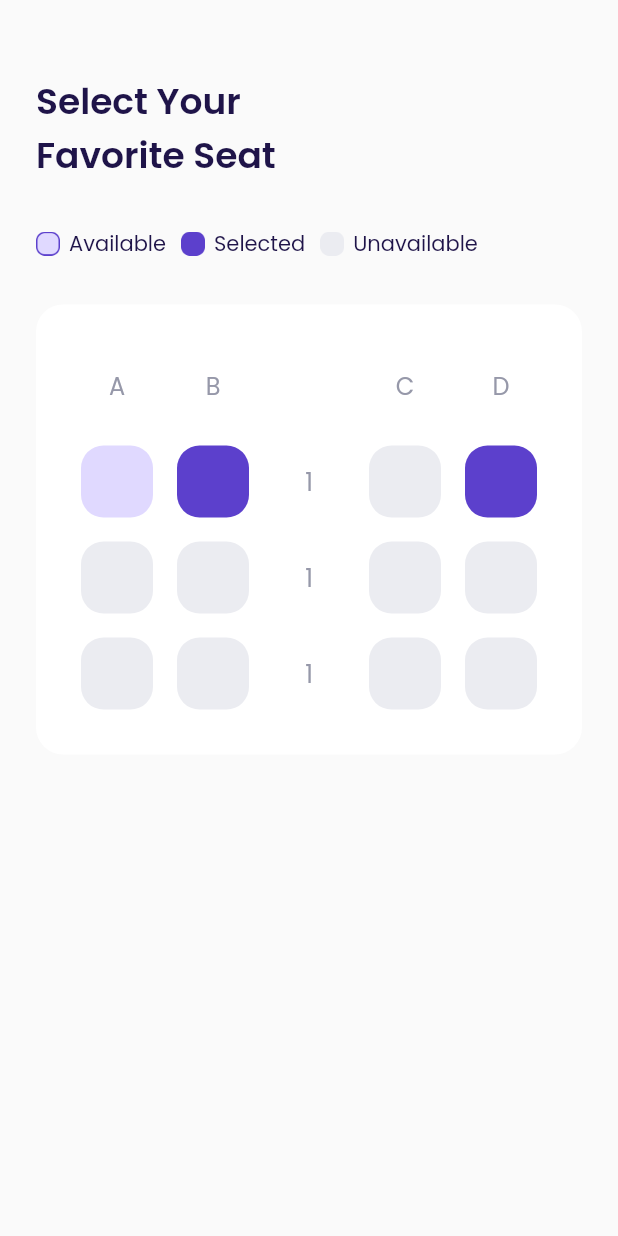
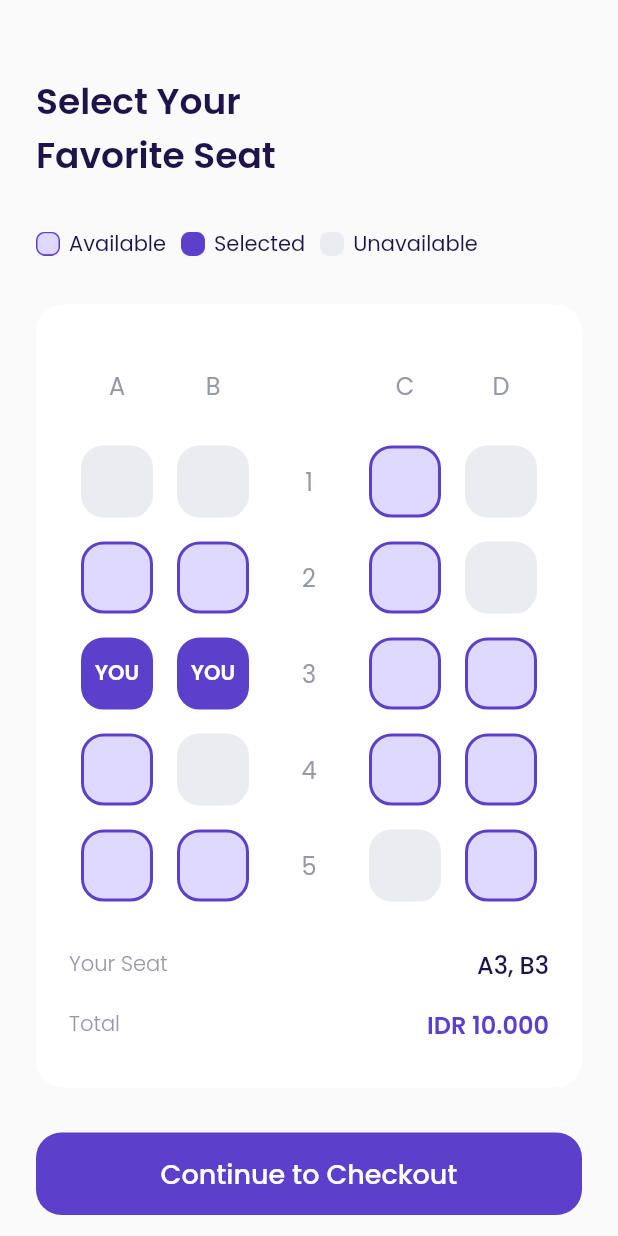
Before and after one commit to rafli-maulana/airplane, a Flutter app: the ChooseSeatPage screen opened directly, on a phone screen of 412 x 824 dp. Run offline on Flutter 3.47's test engine with Material 2 defaults, Android fonts, the phone set to English and light mode, and no system bars; our stand-ins replace google_fonts.

Commit message:
add file

```diff
--- a/lib/ui/pages/choose_seat_page.dart
+++ b/lib/ui/pages/choose_seat_page.dart
@@ -1,4 +1,6 @@
 import 'package:airplane/shared/theme.dart';
+import 'package:airplane/ui/pages/checkout_page.dart';
+import 'package:airplane/widgets/custom_button.dart';
 import 'package:airplane/widgets/seat_item.dart';
 import 'package:flutter/material.dart';
 
@@ -181,10 +183,10 @@ class ChooseSeatPage extends StatelessWidget {
                 mainAxisAlignment: MainAxisAlignment.spaceAround,
                 children: [
                   SeatItem(
-                    status: 0,
+                    status: 2,
                   ),
                   SeatItem(
-                    status: 1,
+                    status: 2,
                   ),
                   Container(
                     width: 48,
@@ -199,14 +201,15 @@ class ChooseSeatPage extends StatelessWidget {
                     ),
                   ),
                   SeatItem(
-                    status: 2,
+                    status: 0,
                   ),
                   SeatItem(
-                    status: 1,
+                    status: 2,
                   ),
                 ],
               ),
             ),
+            //Note: Seat 2
             Container(
               margin: EdgeInsets.only(
                 top: 16,
@@ -214,61 +217,34 @@ class ChooseSeatPage extends StatelessWidget {
               child: Row(
                 mainAxisAlignment: MainAxisAlignment.spaceAround,
                 children: [
-                  Container(
-                    width: 48,
-                    height: 48,
-                    decoration: BoxDecoration(
-                      color: kUnavailableColor,
-                      borderRadius: BorderRadius.circular(
-                        15,
-                      ),
-                    ),
+                  SeatItem(
+                    status: 0,
                   ),
-                  Container(
-                    width: 48,
-                    height: 48,
-                    decoration: BoxDecoration(
-                      color: kUnavailableColor,
-                      borderRadius: BorderRadius.circular(
-                        15,
-                      ),
-                    ),
+                  SeatItem(
+                    status: 0,
                   ),
                   Container(
                     width: 48,
                     height: 48,
                     child: Center(
                       child: Text(
-                        '1',
+                        '2',
                         style: greyStyleText.copyWith(
                           fontSize: 16,
                         ),
                       ),
                     ),
                   ),
-                  Container(
-                    width: 48,
-                    height: 48,
-                    decoration: BoxDecoration(
-                      color: kUnavailableColor,
-                      borderRadius: BorderRadius.circular(
-                        15,
-                      ),
-                    ),
+                  SeatItem(
+                    status: 0,
                   ),
-                  Container(
-                    width: 48,
-                    height: 48,
-                    decoration: BoxDecoration(
-                      color: kUnavailableColor,
-                      borderRadius: BorderRadius.circular(
-                        15,
-                      ),
-                    ),
+                  SeatItem(
+                    status: 2,
                   ),
                 ],
               ),
             ),
+            //Note: Seat 3
             Container(
               margin: EdgeInsets.only(
                 top: 16,
@@ -276,63 +252,172 @@ class ChooseSeatPage extends StatelessWidget {
               child: Row(
                 mainAxisAlignment: MainAxisAlignment.spaceAround,
                 children: [
-                  Container(
-                    width: 48,
-                    height: 48,
-                    decoration: BoxDecoration(
-                      color: kUnavailableColor,
-                      borderRadius: BorderRadius.circular(
-                        15,
-                      ),
-                    ),
+                  SeatItem(
+                    status: 1,
                   ),
-                  Container(
-                    width: 48,
-                    height: 48,
-                    decoration: BoxDecoration(
-                      color: kUnavailableColor,
-                      borderRadius: BorderRadius.circular(
-                        15,
-                      ),
-                    ),
+                  SeatItem(
+                    status: 1,
                   ),
                   Container(
                     width: 48,
                     height: 48,
                     child: Center(
                       child: Text(
-                        '1',
+                        '3',
                         style: greyStyleText.copyWith(
                           fontSize: 16,
                         ),
                       ),
                     ),
                   ),
-                  Container(
-                    width: 48,
-                    height: 48,
-                    decoration: BoxDecoration(
-                      color: kUnavailableColor,
-                      borderRadius: BorderRadius.circular(
-                        15,
-                      ),
-                    ),
+                  SeatItem(
+                    status: 0,
+                  ),
+                  SeatItem(
+                    status: 0,
+                  ),
+                ],
+              ),
+            ),
+            //Note: Seat 4
+            Container(
+              margin: EdgeInsets.only(
+                top: 16,
+              ),
+              child: Row(
+                mainAxisAlignment: MainAxisAlignment.spaceAround,
+                children: [
+                  SeatItem(
+                    status: 0,
+                  ),
+                  SeatItem(
+                    status: 2,
                   ),
                   Container(
                     width: 48,
                     height: 48,
-                    decoration: BoxDecoration(
-                      color: kUnavailableColor,
-                      borderRadius: BorderRadius.circular(
-                        15,
+                    child: Center(
+                      child: Text(
+                        '4',
+                        style: greyStyleText.copyWith(
+                          fontSize: 16,
+                        ),
                       ),
+                    ),
+                  ),
+                  SeatItem(
+                    status: 0,
+                  ),
+                  SeatItem(
+                    status: 0,
+                  ),
+                ],
+              ),
+            ),
+            //Note: Seat 5
+            Container(
+              margin: EdgeInsets.only(
+                top: 16,
+              ),
+              child: Row(
+                mainAxisAlignment: MainAxisAlignment.spaceAround,
+                children: [
+                  SeatItem(
+                    status: 0,
+                  ),
+                  SeatItem(
+                    status: 0,
+                  ),
+                  Container(
+                    width: 48,
+                    height: 48,
+                    child: Center(
+                      child: Text(
+                        '5',
+                        style: greyStyleText.copyWith(
+                          fontSize: 16,
+                        ),
+                      ),
+                    ),
+                  ),
+                  SeatItem(
+                    status: 2,
+                  ),
+                  SeatItem(
+                    status: 0,
+                  ),
+                ],
+              ),
+            ),
+            //Note: Your Seat
+            Container(
+              margin: EdgeInsets.only(
+                top: 30,
+              ),
+              child: Row(
+                mainAxisAlignment: MainAxisAlignment.spaceBetween,
+                children: [
+                  Text(
+                    'Your Seat',
+                    style: greyStyleText.copyWith(
+                      fontWeight: light,
+                    ),
+                  ),
+                  Text(
+                    'A3, B3',
+                    style: blackStyleText.copyWith(
+                      fontSize: 16,
+                      fontWeight: medium,
                     ),
                   ),
                 ],
               ),
             ),
+            //Note: Total
+            Container(
+              margin: EdgeInsets.only(
+                top: 16,
+              ),
+              child: Row(
+                mainAxisAlignment: MainAxisAlignment.spaceBetween,
+                children: [
+                  Text(
+                    'Total',
+                    style: greyStyleText.copyWith(
+                      fontWeight: light,
+                    ),
+                  ),
+                  Text(
+                    'IDR 10.000',
+                    style: purpleStyleText.copyWith(
+                      fontSize: 16,
+                      fontWeight: semiBold,
+                    ),
+                  )
+                ],
+              ),
+            )
           ],
         ),
+      );
+    }
+
+    Widget checkoutButton() {
+      return Container(
+        margin: EdgeInsets.only(
+          top: 30,
+          bottom: 46,
+        ),
+        child: CustomButton(
+            title: 'Continue to Checkout',
+            onPressed: () {
+              Navigator.push(
+                context,
+                MaterialPageRoute(
+                  builder: (context) => CheckoutPage(),
+                ),
+              );
+            }),
       );
     }
 
@@ -346,6 +431,7 @@ class ChooseSeatPage extends StatelessWidget {
           title(),
           seatStatus(),
           selectSeat(),
+          checkoutButton(),
         ],
       ),
     );
--- a/lib/widgets/seat_item.dart
+++ b/lib/widgets/seat_item.dart
@@ -26,6 +26,39 @@ class SeatItem extends StatelessWidget {
       }
     }
 
+    borderColor() {
+      switch (status) {
+        case 0:
+          return kPrimaryColor;
+        case 1:
+          return kPrimaryColor;
+        case 2:
+          return kUnavailableColor;
+        default:
+          return kUnavailableColor;
+      }
+    }
+
+    child() {
+      switch (status) {
+        case 0:
+          return SizedBox();
+        case 1:
+          return Center(
+            child: Text(
+              'YOU',
+              style: whiteStyleText.copyWith(
+                fontWeight: semiBold,
+              ),
+            ),
+          );
+        case 2:
+          return SizedBox();
+        default:
+          return SizedBox();
+      }
+    }
+
     return Container(
       width: 48,
       height: 48,
@@ -34,7 +67,12 @@ class SeatItem extends StatelessWidget {
         borderRadius: BorderRadius.circular(
           15,
         ),
+        border: Border.all(
+          color: borderColor(),
+          width: 2,
+        ),
       ),
+      child: child(),
     );
   }
 }
```
Also changed, not shown: lib/ui/pages/checkout_page.dart (added, +366 -0 lines), lib/widgets/booking_details_item.dart (added, +57 -0 lines).
